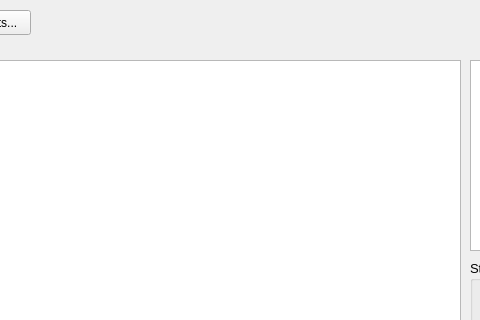
The window that TrackModel/trackmodeldisplay.ui (marmysl/ece1140) describes before a commit, drawn with Qt 5; both pictures show x 430 to 910 and y 0 to 320 of the 1230 by 534 pixel window.
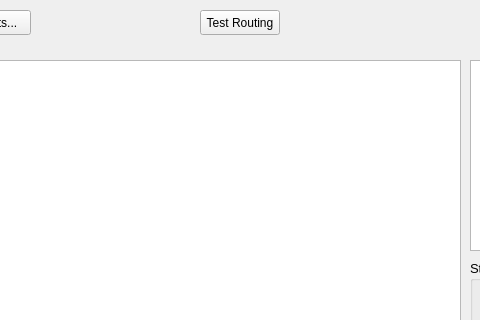
The same window after the commit.

Commit message: Add initial TrackRouter class, path test dialog

The edit to the form file:
```diff
--- a/TrackModel/trackmodeldisplay.ui
+++ b/TrackModel/trackmodeldisplay.ui
@@ -398,6 +398,19 @@
     <string>Reload Layouts...</string>
    </property>
   </widget>
+  <widget class="QPushButton" name="testRouteButton">
+   <property name="geometry">
+    <rect>
+     <x>630</x>
+     <y>10</y>
+     <width>80</width>
+     <height>25</height>
+    </rect>
+   </property>
+   <property name="text">
+    <string>Test Routing</string>
+   </property>
+  </widget>
   <zorder>stationGroupBox</zorder>
   <zorder>regionComboBox</zorder>
   <zorder>blocktableView</zorder>
```
Left out of the diff: 1 changed line with no effect on the pictures. The commit also changes 8 other files.
